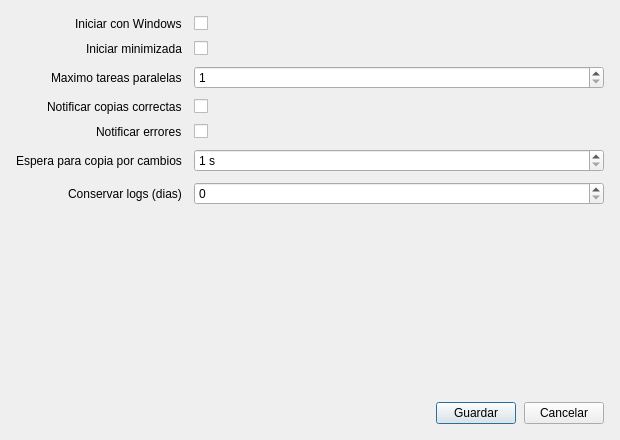
Qt form app/ui/settings_dialog.ui (drosell271/NAS-Backup) before a commit.
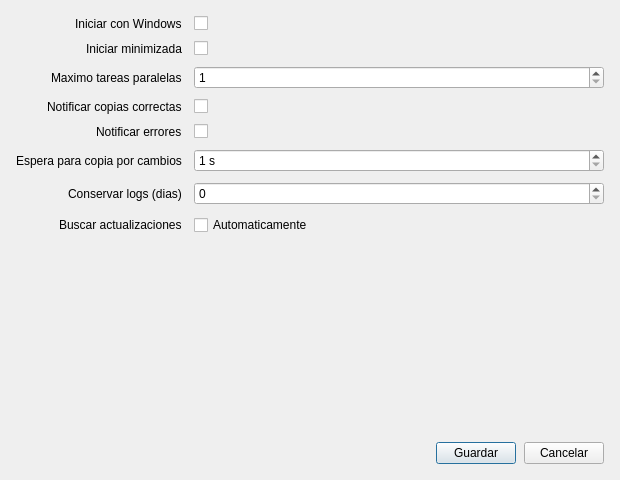
The same form after that commit.

Commit message:
feat: :sparkles: mejorar seguridad y añadir comprobación de actualizaciones
- protege rutas peligrosas y operaciones con /MIR - hace transaccional la importación de configuraciones - evita múltiples instancias de la aplicación - corrige el inicio minimizado con Windows - elimina la IP del servidor y migra datos existentes - comprueba únicamente redes activas - añade comprobación automática y manual de actualizaciones - aumenta a 60 segundos la espera por cambios - añade pruebas de regresión y actualiza la documentación

Diff of the .ui file:
```diff
--- a/app/ui/settings_dialog.ui
+++ b/app/ui/settings_dialog.ui
@@ -2,8 +2,8 @@
 <ui version="4.0">
  <class>SettingsDialog</class>
  <widget class="QDialog" name="SettingsDialog">
-  <property name="geometry"><rect><x>0</x><y>0</y><width>620</width><height>440</height></rect></property>
-  <property name="minimumSize"><size><width>560</width><height>400</height></size></property>
+  <property name="geometry"><rect><x>0</x><y>0</y><width>620</width><height>480</height></rect></property>
+  <property name="minimumSize"><size><width>560</width><height>440</height></size></property>
   <property name="windowTitle"><string>Preferencias</string></property>
   <layout class="QVBoxLayout" name="verticalLayout">
    <property name="leftMargin"><number>16</number></property>
@@ -30,6 +30,8 @@
      <item row="5" column="1"><widget class="QSpinBox" name="debounceSpin"><property name="suffix"><string> s</string></property><property name="minimum"><number>1</number></property><property name="maximum"><number>3600</number></property></widget></item>
      <item row="6" column="0"><widget class="QLabel" name="retentionLabel"><property name="text"><string>Conservar logs (dias)</string></property></widget></item>
      <item row="6" column="1"><widget class="QSpinBox" name="retentionSpin"><property name="minimum"><number>0</number></property><property name="maximum"><number>3650</number></property></widget></item>
+     <item row="7" column="0"><widget class="QLabel" name="checkUpdatesLabel"><property name="text"><string>Buscar actualizaciones</string></property></widget></item>
+     <item row="7" column="1"><widget class="QCheckBox" name="checkUpdatesCheck"><property name="text"><string>Automaticamente</string></property></widget></item>
     </layout>
    </item>
    <item><spacer name="verticalSpacer"><property name="orientation"><enum>Qt::Vertical</enum></property><property name="sizeHint" stdset="0"><size><width>20</width><height>40</height></size></property></spacer></item>
```
The commit also changes 23 other files.
